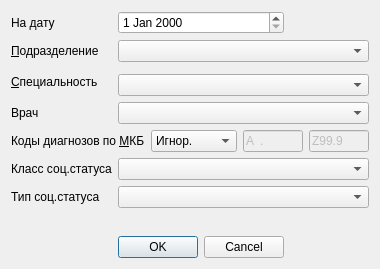
Old version of the form Reports/DiagnosisDispans.ui in the repository rusingineer/KPS-Samson.
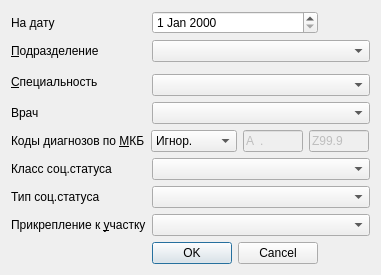
New version of the form. Custom widgets are drawn as their Qt base class.

```diff
--- a/Reports/DiagnosisDispans.ui
+++ b/Reports/DiagnosisDispans.ui
@@ -6,7 +6,7 @@
    <rect>
     <x>0</x>
     <y>0</y>
-    <width>362</width>
+    <width>381</width>
     <height>269</height>
    </rect>
   </property>
@@ -204,6 +204,16 @@
     <widget class="CRBComboBox" name="cmbSocStatusType"/>
    </item>
    <item row="8" column="0">
+    <widget class="QLabel" name="lblOrgStructureAttach">
+     <property name="text">
+      <string>Прикрепление к &amp;участку</string>
+     </property>
+     <property name="buddy">
+      <cstring>cmbOrgStructureAttach</cstring>
+     </property>
+    </widget>
+   </item>
+   <item row="9" column="0">
     <spacer name="verticalSpacer">
      <property name="orientation">
       <enum>Qt::Vertical</enum>
@@ -216,13 +226,16 @@
      </property>
     </spacer>
    </item>
-   <item row="9" column="1">
+   <item row="10" column="1">
     <widget class="QDialogButtonBox" name="buttonBox">
      <property name="standardButtons">
       <set>QDialogButtonBox::Cancel|QDialogButtonBox::Ok</set>
      </property>
     </widget>
    </item>
+   <item row="8" column="1" colspan="2">
+    <widget class="CAreaComboBox" name="cmbOrgStructureAttach"/>
+   </item>
   </layout>
  </widget>
  <customwidgets>
@@ -256,6 +269,11 @@
    <extends>QComboBox</extends>
    <header>Registry/SocStatusComboBox.h</header>
   </customwidget>
+  <customwidget>
+   <class>CAreaComboBox</class>
+   <extends>QComboBox</extends>
+   <header>Orgs/OrgStructComboBoxes</header>
+  </customwidget>
  </customwidgets>
  <resources/>
  <connections>
```
